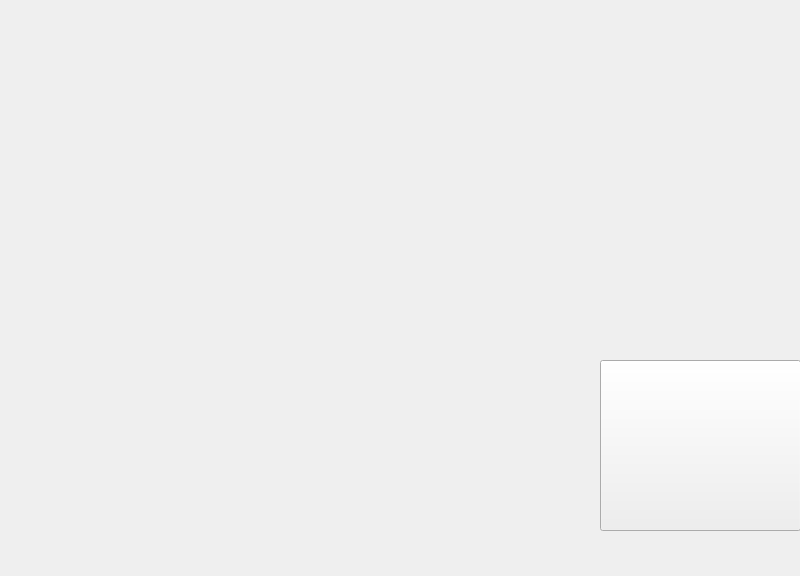
The window that mainwindow.ui (aanahitt1/RealNeatApplication) describes before a commit, drawn with Qt 5.
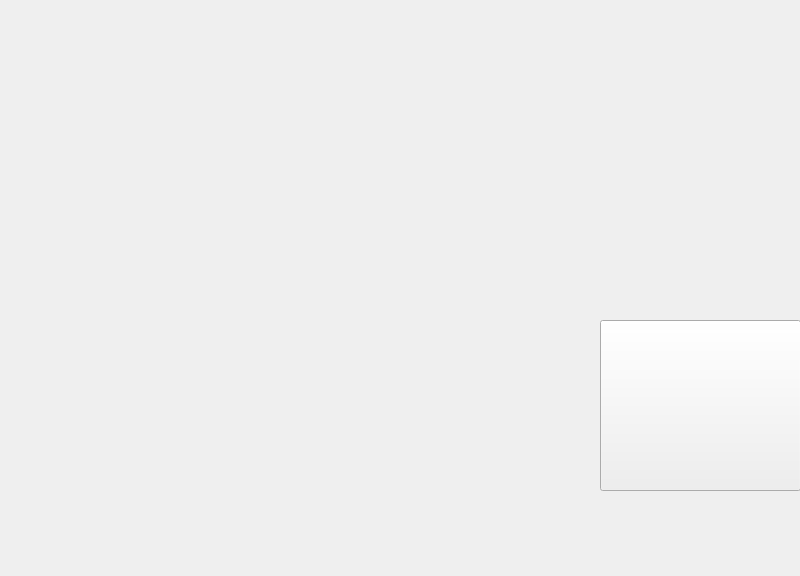
The same window after the commit. Icons and pictures are not drawn.

```diff
--- a/mainwindow.ui
+++ b/mainwindow.ui
@@ -70,7 +70,7 @@
     <property name="geometry">
      <rect>
       <x>600</x>
-      <y>360</y>
+      <y>320</y>
       <width>201</width>
       <height>171</height>
      </rect>
```
